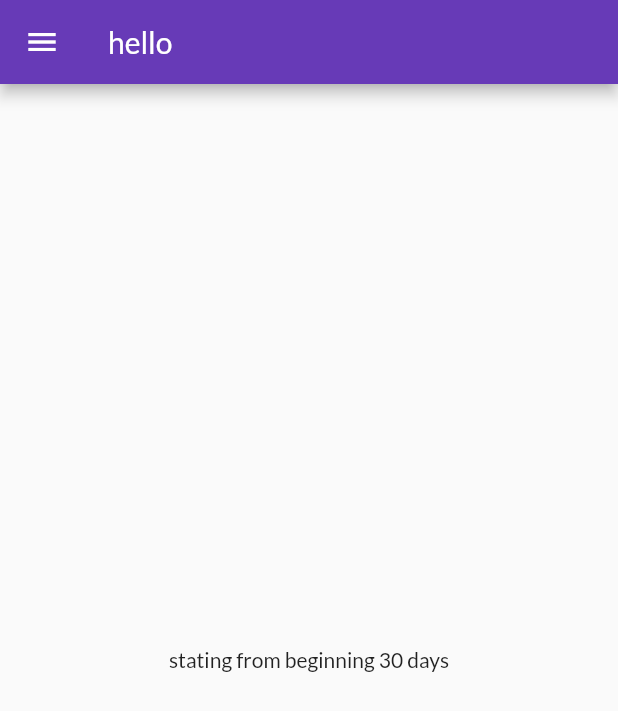
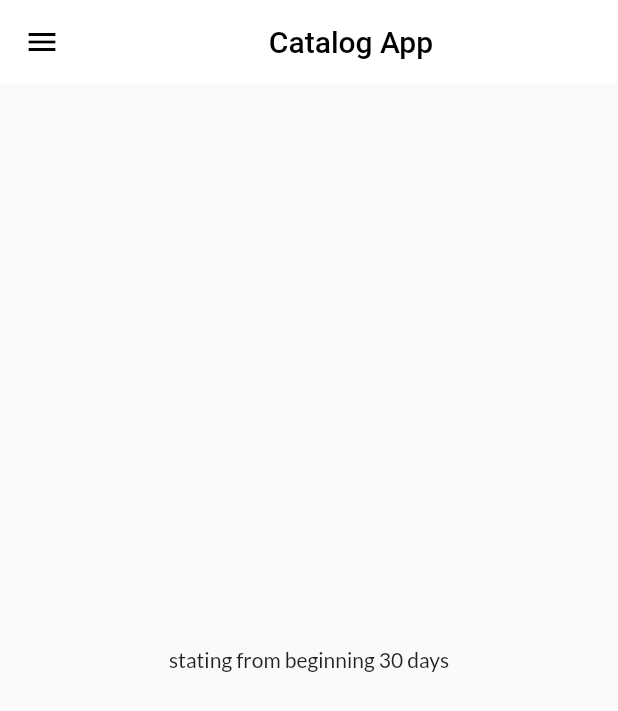
Before and after one commit to artichaudhary0/learning30DaysOfFlutter, a Flutter app: the screen it shows after launch, on a phone screen of 412 x 824 dp. Shown: the top 711 px of the screen. Run offline on Flutter 3.47's test engine with Material 2 defaults, Android fonts, the phone set to English and light mode, and no system bars; our stand-ins replace google_fonts; missing offline and left inert: dart:js.

Commit message:
theme extract

```diff
--- a/lib/pages/home_page.dart
+++ b/lib/pages/home_page.dart
@@ -10,7 +10,12 @@
     int days = 30;
     return Scaffold(
       appBar: AppBar(
-        title: Text('hello'),
+        title: Center(
+          child: Text(
+            'Catalog App',
+            style: TextStyle(color: Colors.black),
+          ),
+        ),
       ),
       body: Center(
         child: Container(
--- a/lib/pages/main.dart
+++ b/lib/pages/main.dart
@@ -1,6 +1,7 @@
 import 'package:catalog/pages/home_page.dart';
 import 'package:catalog/pages/login_page.dart';
 import 'package:catalog/pages/utilities/routes.dart';
+import 'package:catalog/pages/utilities/themes.dart';
 import 'package:flutter/material.dart';
 import 'package:google_fonts/google_fonts.dart';
 
@@ -17,9 +18,8 @@
       debugShowMaterialGrid: false,
       debugShowCheckedModeBanner: false,
       themeMode: ThemeMode.light,
-      theme: ThemeData(
-          primarySwatch: Colors.deepPurple,
-          fontFamily: GoogleFonts.lato().fontFamily),
+      theme: MyTheme.lightTheme(context),
+      darkTheme: MyTheme.darkTheme(context),
       initialRoute: MyRoutes.homeRoute,
       routes: {
         MyRoutes.loginRoute: (context) => LoginPage(),
--- /dev/null
+++ b/lib/pages/utilities/themes.dart
@@ -0,0 +1,20 @@
+import 'dart:js';
+
+import 'package:flutter/material.dart';
+import 'package:google_fonts/google_fonts.dart';
+
+class MyTheme {
+  static ThemeData lightTheme(BuildContext context) => ThemeData(
+        primarySwatch: Colors.deepPurple,
+        fontFamily: GoogleFonts.lato().fontFamily,
+        appBarTheme: AppBarTheme(
+          color: Colors.white,
+          elevation: 0,
+          textTheme: Theme.of(context).textTheme,
+          iconTheme: IconThemeData(color: Colors.black),
+        ),
+      );
+  static ThemeData darkTheme(BuildContext context) => ThemeData(
+        brightness: Brightness.dark,
+      );
+}
```
